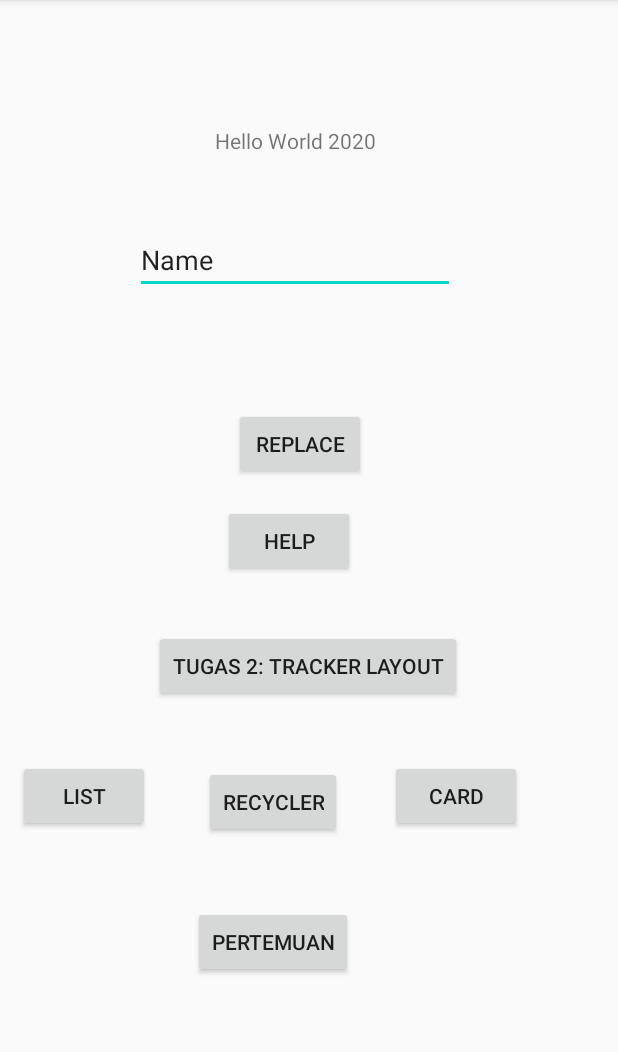
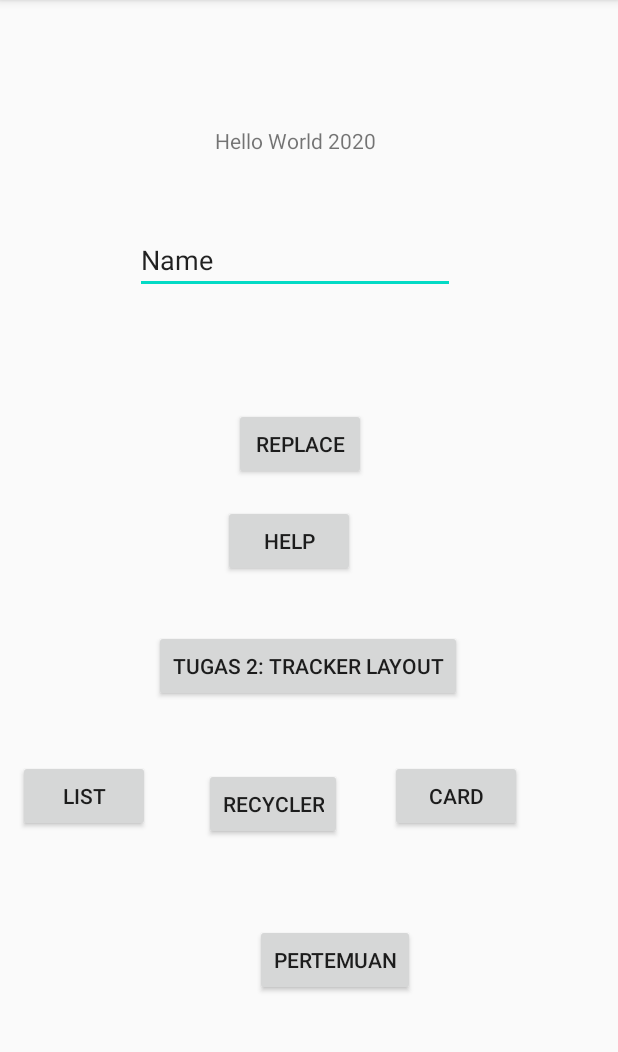
Before and after one commit to wilfribm/PROGMOB_WIL_GIT, an Android app: the screen it shows after launch (MainActivity), on a phone screen of 412 x 824 dp, the part 84-1136 px from its top. Run offline under Robolectric (Android 15) with nearby library versions, the phone set to English and light mode, and no system bars.

Commit message:
Tugas 4 : Debugging selesai
72180230 Wilfridus Bau Mau

```diff
--- a/app/src/main/res/layout/activity_main.xml
+++ b/app/src/main/res/layout/activity_main.xml
@@ -110,11 +110,11 @@
         android:id="@+id/buttonPertemuan"
         android:layout_width="wrap_content"
         android:layout_height="wrap_content"
-        android:layout_marginBottom="116dp"
+        android:layout_marginBottom="104dp"
         android:text="pertemuan"
         app:layout_constraintBottom_toBottomOf="parent"
         app:layout_constraintEnd_toEndOf="parent"
-        app:layout_constraintHorizontal_bias="0.421"
+        app:layout_constraintHorizontal_bias="0.557"
         app:layout_constraintStart_toStartOf="parent" />
 
 
```
